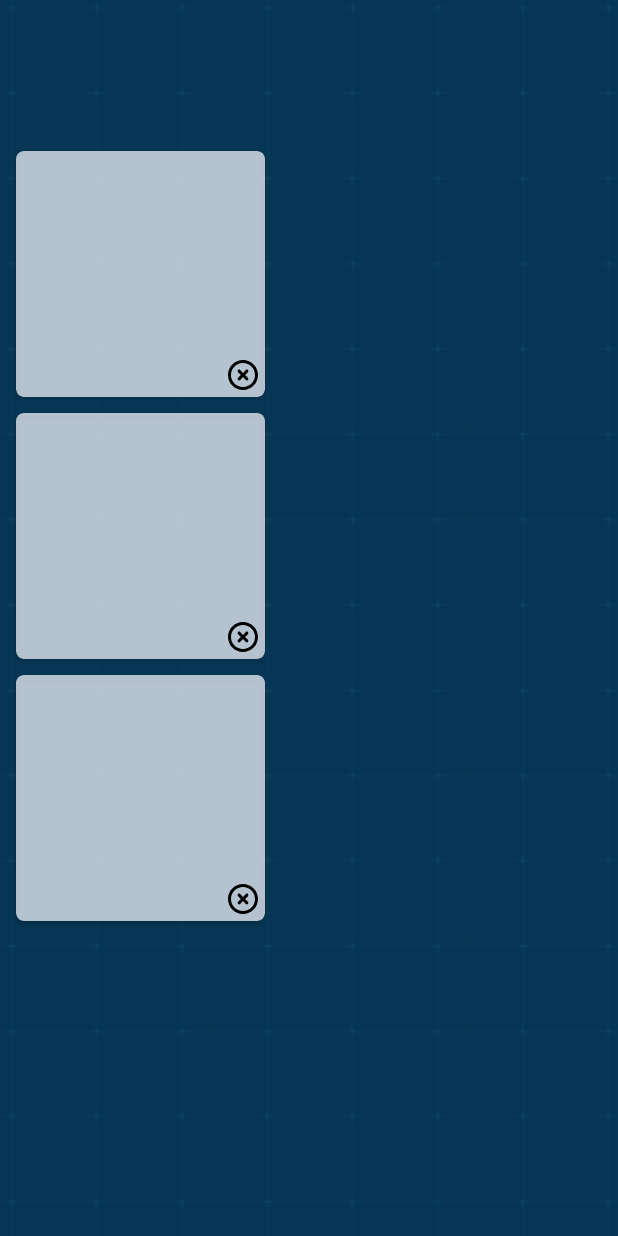
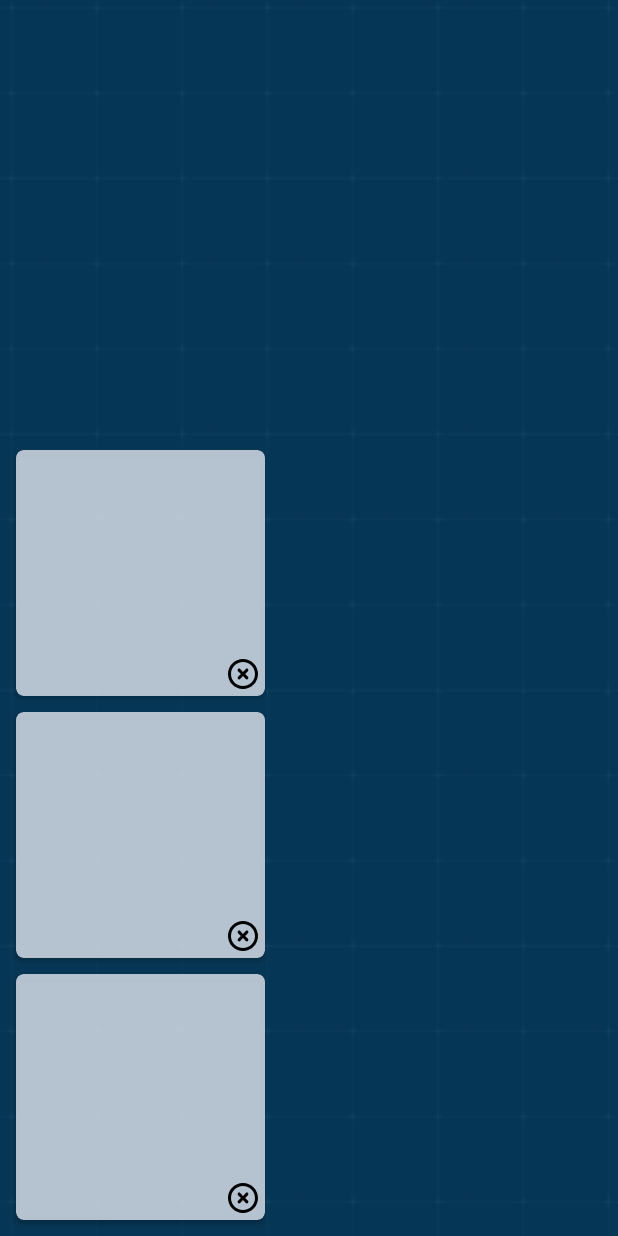
Before and after one commit to DrPlacid/WarshipsAssistant, an Android app: the layout activity_main.xml on its own in the app's theme, with its tools: preview values and no code run, on a phone screen of 412 x 824 dp. Run offline under Robolectric (Android 15) with nearby library versions, the phone set to English and light mode, and no system bars; plain views replace ExpandableLayout.

Commit message:
Improve design

```diff
--- a/app/src/main/res/layout/activity_main.xml
+++ b/app/src/main/res/layout/activity_main.xml
@@ -11,9 +11,9 @@
     <androidx.recyclerview.widget.RecyclerView
         android:id="@+id/recyclerMainInfo"
         android:layout_width="match_parent"
-        android:layout_height="match_parent"
-        android:layout_marginTop="60dp"
-        android:layout_gravity="center"
+        android:layout_height="wrap_content"
+        android:layout_marginTop="80dp"
+        android:layout_gravity="bottom"
         android:overScrollMode="never"
         android:background="@color/colorTransparentBackground"
         tools:listitem="@layout/layout_ship_info"/>
--- a/app/src/main/res/values/styles.xml
+++ b/app/src/main/res/values/styles.xml
@@ -1,6 +1,7 @@
 <resources>
     <!-- Base application theme. -->
     <style name="AppTheme" parent="Theme.AppCompat.Light.NoActionBar">
+        <item name="android:forceDarkAllowed">false</item>
         <!-- Customize your theme here. -->
         <item name="colorPrimary">@color/colorPrimary</item>
         <item name="colorPrimaryDark">@color/colorPrimaryDark</item>
```
